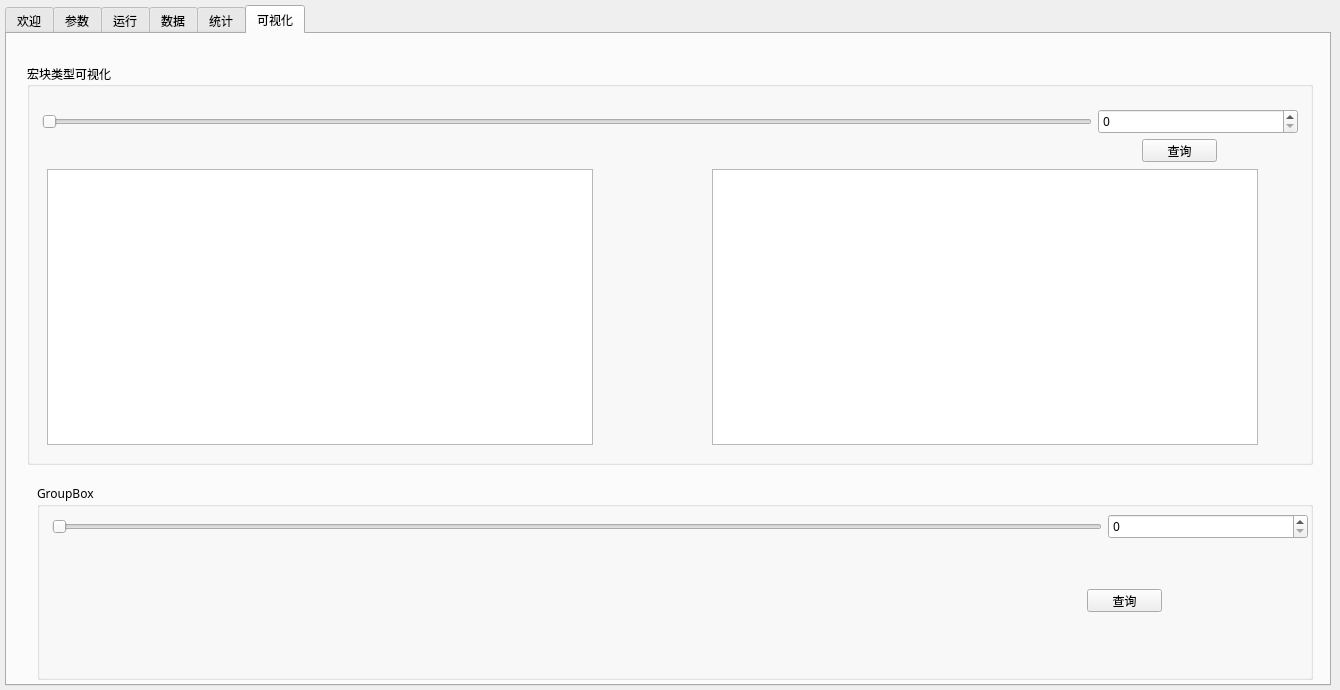
Above: display.ui from radoth/encoder before the change. Below: the same form after it.
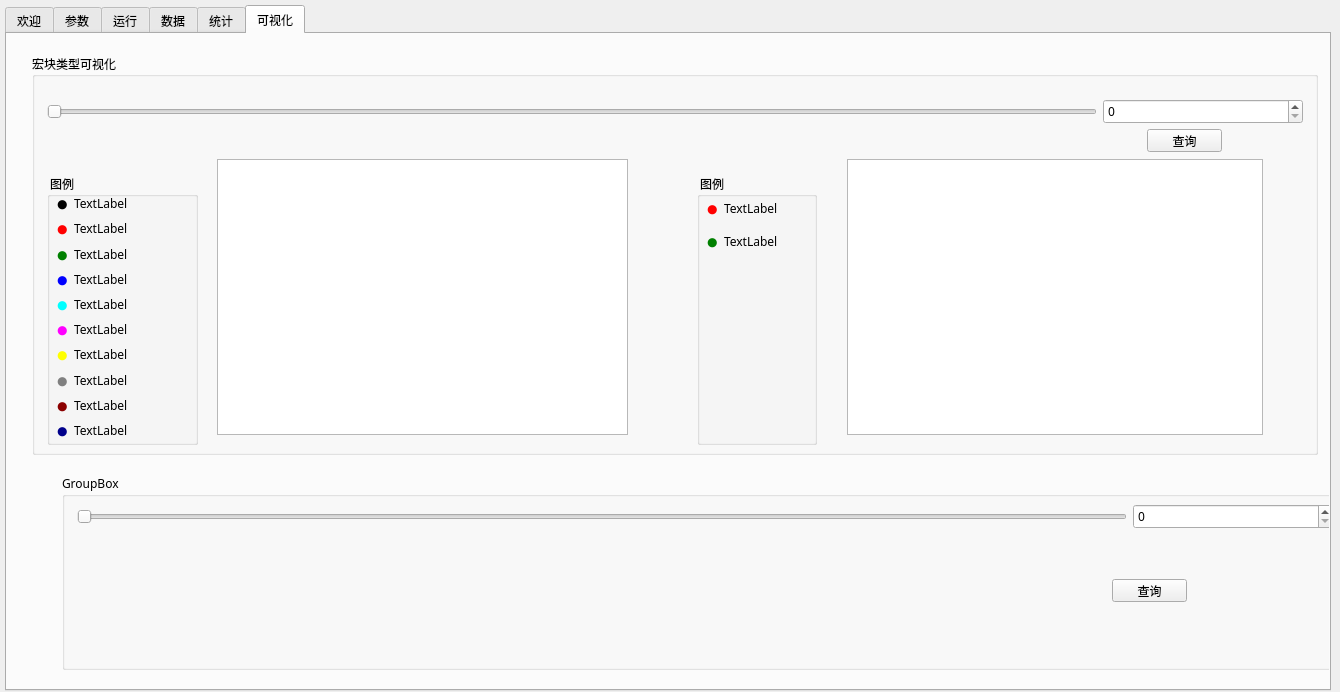
That is the form after the change. The open tabs and pages were chosen to show the change.

Commit message: 界面微调

Patch:
```diff
--- a/display.ui
+++ b/display.ui
@@ -7,7 +7,7 @@
     <x>0</x>
     <y>0</y>
     <width>1340</width>
-    <height>690</height>
+    <height>692</height>
    </rect>
   </property>
   <property name="font">
@@ -24,7 +24,7 @@
      <x>5</x>
      <y>5</y>
      <width>1326</width>
-     <height>681</height>
+     <height>686</height>
     </rect>
    </property>
    <property name="currentIndex">
@@ -9494,8 +9494,8 @@
     <widget class="QGroupBox" name="groupBox_20">
      <property name="geometry">
       <rect>
-       <x>20</x>
-       <y>30</y>
+       <x>25</x>
+       <y>20</y>
        <width>1286</width>
        <height>401</height>
       </rect>
@@ -9506,9 +9506,9 @@
      <widget class="QTextEdit" name="mmap1">
       <property name="geometry">
        <rect>
-        <x>20</x>
+        <x>185</x>
         <y>105</y>
-        <width>546</width>
+        <width>411</width>
         <height>276</height>
        </rect>
       </property>
@@ -9516,9 +9516,9 @@
      <widget class="QTextEdit" name="mmap2">
       <property name="geometry">
        <rect>
-        <x>685</x>
+        <x>815</x>
         <y>105</y>
-        <width>546</width>
+        <width>416</width>
         <height>276</height>
        </rect>
       </property>
@@ -9571,12 +9571,470 @@
        </item>
       </layout>
      </widget>
+     <widget class="QGroupBox" name="groupBox_22">
+      <property name="geometry">
+       <rect>
+        <x>15</x>
+        <y>120</y>
+        <width>151</width>
+        <height>271</height>
+       </rect>
+      </property>
+      <property name="title">
+       <string> 图例</string>
+      </property>
+      <widget class="QWidget" name="">
+       <property name="geometry">
+        <rect>
+         <x>10</x>
+         <y>20</y>
+         <width>131</width>
+         <height>246</height>
+        </rect>
+       </property>
+       <layout class="QVBoxLayout" name="verticalLayout_26">
+        <item>
+         <layout class="QHBoxLayout" name="horizontalLayout_103">
+          <item>
+           <widget class="QLabel" name="label_48">
+            <property name="sizePolicy">
+             <sizepolicy hsizetype="Fixed" vsizetype="Preferred">
+              <horstretch>0</horstretch>
+              <verstretch>0</verstretch>
+             </sizepolicy>
+            </property>
+            <property name="font">
+             <font>
+              <family>华文琥珀</family>
+              <weight>75</weight>
+              <bold>true</bold>
+             </font>
+            </property>
+            <property name="styleSheet">
+             <string notr="true">color: black;</string>
+            </property>
+            <property name="text">
+             <string>●</string>
+            </property>
+           </widget>
+          </item>
+          <item>
+           <widget class="QLabel" name="label_52">
+            <property name="text">
+             <string>TextLabel</string>
+            </property>
+           </widget>
+          </item>
+         </layout>
+        </item>
+        <item>
+         <layout class="QHBoxLayout" name="horizontalLayout_153">
+          <item>
+           <widget class="QLabel" name="label_55">
+            <property name="sizePolicy">
+             <sizepolicy hsizetype="Fixed" vsizetype="Preferred">
+              <horstretch>0</horstretch>
+              <verstretch>0</verstretch>
+             </sizepolicy>
+            </property>
+            <property name="font">
+             <font>
+              <family>华文琥珀</family>
+              <weight>75</weight>
+              <bold>true</bold>
+             </font>
+            </property>
+            <property name="styleSheet">
+             <string notr="true">color: red;</string>
+            </property>
+            <property name="text">
+             <string>●</string>
+            </property>
+           </widget>
+          </item>
+          <item>
+           <widget class="QLabel" name="label_57">
+            <property name="text">
+             <string>TextLabel</string>
+            </property>
+           </widget>
+          </item>
+         </layout>
+        </item>
+        <item>
+         <layout class="QHBoxLayout" name="horizontalLayout_154">
+          <item>
+           <widget class="QLabel" name="label_59">
+            <property name="sizePolicy">
+             <sizepolicy hsizetype="Fixed" vsizetype="Preferred">
+              <horstretch>0</horstretch>
+              <verstretch>0</verstretch>
+             </sizepolicy>
+            </property>
+            <property name="font">
+             <font>
+              <family>华文琥珀</family>
+              <weight>75</weight>
+              <bold>true</bold>
+             </font>
+            </property>
+            <property name="styleSheet">
+             <string notr="true">color: green;</string>
+            </property>
+            <property name="text">
+             <string>●</string>
+            </property>
+           </widget>
+          </item>
+          <item>
+           <widget class="QLabel" name="label_61">
+            <property name="text">
+             <string>TextLabel</string>
+            </property>
+           </widget>
+          </item>
+         </layout>
+        </item>
+        <item>
+         <layout class="QHBoxLayout" name="horizontalLayout_155">
+          <item>
+           <widget class="QLabel" name="label_62">
+            <property name="sizePolicy">
+             <sizepolicy hsizetype="Fixed" vsizetype="Preferred">
+              <horstretch>0</horstretch>
+              <verstretch>0</verstretch>
+             </sizepolicy>
+            </property>
+            <property name="font">
+             <font>
+              <family>华文琥珀</family>
+              <weight>75</weight>
+              <bold>true</bold>
+             </font>
+            </property>
+            <property name="styleSheet">
+             <string notr="true">color: blue;</string>
+            </property>
+            <property name="text">
+             <string>●</string>
+            </property>
+           </widget>
+          </item>
+          <item>
+           <widget class="QLabel" name="label_71">
+            <property name="text">
+             <string>TextLabel</string>
+            </property>
+           </widget>
+          </item>
+         </layout>
+        </item>
+        <item>
+         <layout class="QHBoxLayout" name="horizontalLayout_156">
+          <item>
+           <widget class="QLabel" name="label_75">
+            <property name="sizePolicy">
+             <sizepolicy hsizetype="Fixed" vsizetype="Preferred">
+              <horstretch>0</horstretch>
+              <verstretch>0</verstretch>
+             </sizepolicy>
+            </property>
+            <property name="font">
+             <font>
+              <family>华文琥珀</family>
+              <weight>75</weight>
+              <bold>true</bold>
+             </font>
+            </property>
+            <property name="styleSheet">
+             <string notr="true">color: cyan;</string>
+            </property>
+            <property name="text">
+             <string>●</string>
+            </property>
+           </widget>
+          </item>
+          <item>
+           <widget class="QLabel" name="label_76">
+            <property name="text">
+             <string>TextLabel</string>
+            </property>
+           </widget>
+          </item>
+         </layout>
+        </item>
+        <item>
+         <layout class="QHBoxLayout" name="horizontalLayout_157">
+          <item>
+           <widget class="QLabel" name="label_86">
+            <property name="sizePolicy">
+             <sizepolicy hsizetype="Fixed" vsizetype="Preferred">
+              <horstretch>0</horstretch>
+              <verstretch>0</verstretch>
+             </sizepolicy>
+            </property>
+            <property name="font">
+             <font>
+              <family>华文琥珀</family>
+              <weight>75</weight>
+              <bold>true</bold>
+             </font>
+            </property>
+            <property name="styleSheet">
+             <string notr="true">color: magenta;</string>
+            </property>
+            <property name="text">
+             <string>●</string>
+            </property>
+           </widget>
+          </item>
+          <item>
+           <widget class="QLabel" name="label_88">
+            <property name="text">
+             <string>TextLabel</string>
+            </property>
+           </widget>
+          </item>
+         </layout>
+        </item>
+        <item>
+         <layout class="QHBoxLayout" name="horizontalLayout_158">
+          <item>
+           <widget class="QLabel" name="label_104">
+            <property name="sizePolicy">
+             <sizepolicy hsizetype="Fixed" vsizetype="Preferred">
+              <horstretch>0</horstretch>
+              <verstretch>0</verstretch>
+             </sizepolicy>
+            </property>
+            <property name="font">
+             <font>
+              <family>华文琥珀</family>
+              <weight>75</weight>
+              <bold>true</bold>
+             </font>
+            </property>
+            <property name="styleSheet">
+             <string notr="true">color: yellow;</string>
+            </property>
+            <property name="text">
+             <string>●</string>
+            </property>
+           </widget>
+          </item>
+          <item>
+           <widget class="QLabel" name="label_105">
+            <property name="text">
+             <string>TextLabel</string>
+            </property>
+           </widget>
+          </item>
+         </layout>
+        </item>
+        <item>
+         <layout class="QHBoxLayout" name="horizontalLayout_159">
+          <item>
+           <widget class="QLabel" name="label_107">
+            <property name="sizePolicy">
+             <sizepolicy hsizetype="Fixed" vsizetype="Preferred">
+              <horstretch>0</horstretch>
+              <verstretch>0</verstretch>
+             </sizepolicy>
+            </property>
+            <property name="font">
+             <font>
+              <family>华文琥珀</family>
+              <weight>75</weight>
+              <bold>true</bold>
+             </font>
+            </property>
+            <property name="styleSheet">
+             <string notr="true">color: gray;</string>
+            </property>
+            <property name="text">
+             <string>●</string>
+            </property>
+           </widget>
+          </item>
+          <item>
+           <widget class="QLabel" name="label_122">
+            <property name="text">
+             <string>TextLabel</string>
+            </property>
+           </widget>
+          </item>
+         </layout>
+        </item>
+        <item>
+         <layout class="QHBoxLayout" name="horizontalLayout_160">
+          <item>
+           <widget class="QLabel" name="label_147">
+            <property name="sizePolicy">
+             <sizepolicy hsizetype="Fixed" vsizetype="Preferred">
+              <horstretch>0</horstretch>
+              <verstretch>0</verstretch>
+             </sizepolicy>
+            </property>
+            <property name="font">
+             <font>
+              <family>华文琥珀</family>
+              <weight>75</weight>
+              <bold>true</bold>
+             </font>
+            </property>
+            <property name="styleSheet">
+             <string notr="true">color: darkRed;</string>
+            </property>
+            <property name="text">
+             <string>●</string>
+            </property>
+           </widget>
+          </item>
+          <item>
+           <widget class="QLabel" name="label_148">
+            <property name="text">
+             <string>TextLabel</string>
+            </property>
+           </widget>
+          </item>
+         </layout>
+        </item>
+        <item>
+         <layout class="QHBoxLayout" name="horizontalLayout_161">
+          <item>
+           <widget class="QLabel" name="label_155">
+            <property name="sizePolicy">
+             <sizepolicy hsizetype="Fixed" vsizetype="Preferred">
+              <horstretch>0</horstretch>
+              <verstretch>0</verstretch>
+             </sizepolicy>
+            </property>
+            <property name="font">
+             <font>
+              <family>华文琥珀</family>
+              <weight>75</weight>
+              <bold>true</bold>
+             </font>
+            </property>
+            <property name="styleSheet">
+             <string notr="true">color: darkBlue;</string>
+            </property>
+            <property name="text">
+             <string>●</string>
+            </property>
+           </widget>
+          </item>
+          <item>
+           <widget class="QLabel" name="label_156">
+            <property name="text">
+             <string>TextLabel</string>
+            </property>
+           </widget>
+          </item>
+         </layout>
+        </item>
+       </layout>
+      </widget>
+     </widget>
+     <widget class="QGroupBox" name="groupBox_23">
+      <property name="geometry">
+       <rect>
+        <x>665</x>
+        <y>120</y>
+        <width>120</width>
+        <height>271</height>
+       </rect>
+      </property>
+      <property name="title">
+       <string> 图例</string>
+      </property>
+      <widget class="QWidget" name="layoutWidget_15">
+       <property name="geometry">
+        <rect>
+         <x>10</x>
+         <y>20</y>
+         <width>101</width>
+         <height>61</height>
+        </rect>
+       </property>
+       <layout class="QVBoxLayout" name="verticalLayout_27">
+        <item>
+         <layout class="QHBoxLayout" name="horizontalLayout_163">
+          <item>
+           <widget class="QLabel" name="label_175">
+            <property name="sizePolicy">
+             <sizepolicy hsizetype="Fixed" vsizetype="Preferred">
+              <horstretch>0</horstretch>
+              <verstretch>0</verstretch>
+             </sizepolicy>
+            </property>
+            <property name="font">
+             <font>
+              <family>华文琥珀</family>
+              <weight>75</weight>
+              <bold>true</bold>
+             </font>
+            </property>
+            <property name="styleSheet">
+             <string notr="true">color: red;</string>
+            </property>
+            <property name="text">
+             <string>●</string>
+            </property>
+           </widget>
+          </item>
+          <item>
+           <widget class="QLabel" name="label_176">
+            <property name="text">
+             <string>TextLabel</string>
+            </property>
+           </widget>
+          </item>
+         </layout>
+        </item>
+        <item>
+         <layout class="QHBoxLayout" name="horizontalLayout_164">
+          <item>
+           <widget class="QLabel" name="label_177">
+            <property name="sizePolicy">
+             <sizepolicy hsizetype="Fixed" vsizetype="Preferred">
+              <horstretch>0</horstretch>
+              <verstretch>0</verstretch>
+             </sizepolicy>
+            </property>
+            <property name="font">
+             <font>
+              <family>华文琥珀</family>
+              <weight>75</weight>
+              <bold>true</bold>
+             </font>
+            </property>
+            <property name="styleSheet">
+             <string notr="true">color: green;</string>
+            </property>
+            <property name="text">
+             <string>●</string>
+            </property>
+           </widget>
+          </item>
+          <item>
+           <widget class="QLabel" name="label_178">
+            <property name="text">
+             <string>TextLabel</string>
+            </property>
+           </widget>
+          </item>
+         </layout>
+        </item>
+       </layout>
+      </widget>
+     </widget>
     </widget>
     <widget class="QGroupBox" name="groupBox_21">
      <property name="geometry">
       <rect>
-       <x>30</x>
-       <y>450</y>
+       <x>55</x>
+       <y>440</y>
        <width>1276</width>
        <height>196</height>
       </rect>
```
Left out of the diff: 2 changed lines with no effect on the pictures. The commit also changes 1 other file.
